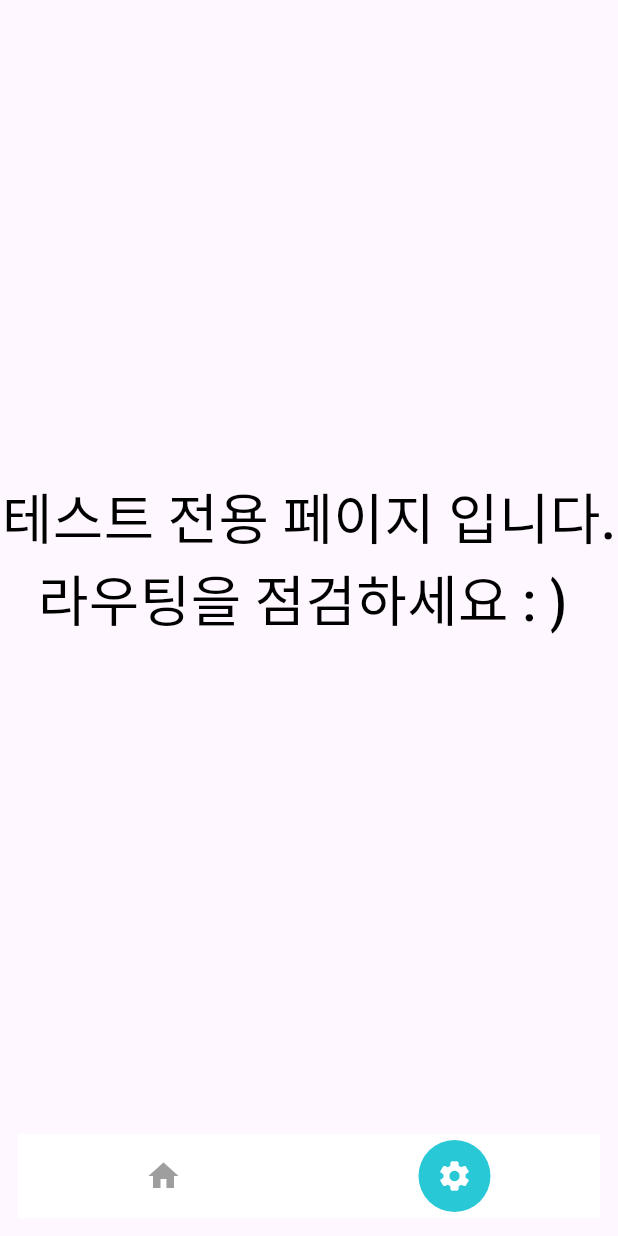
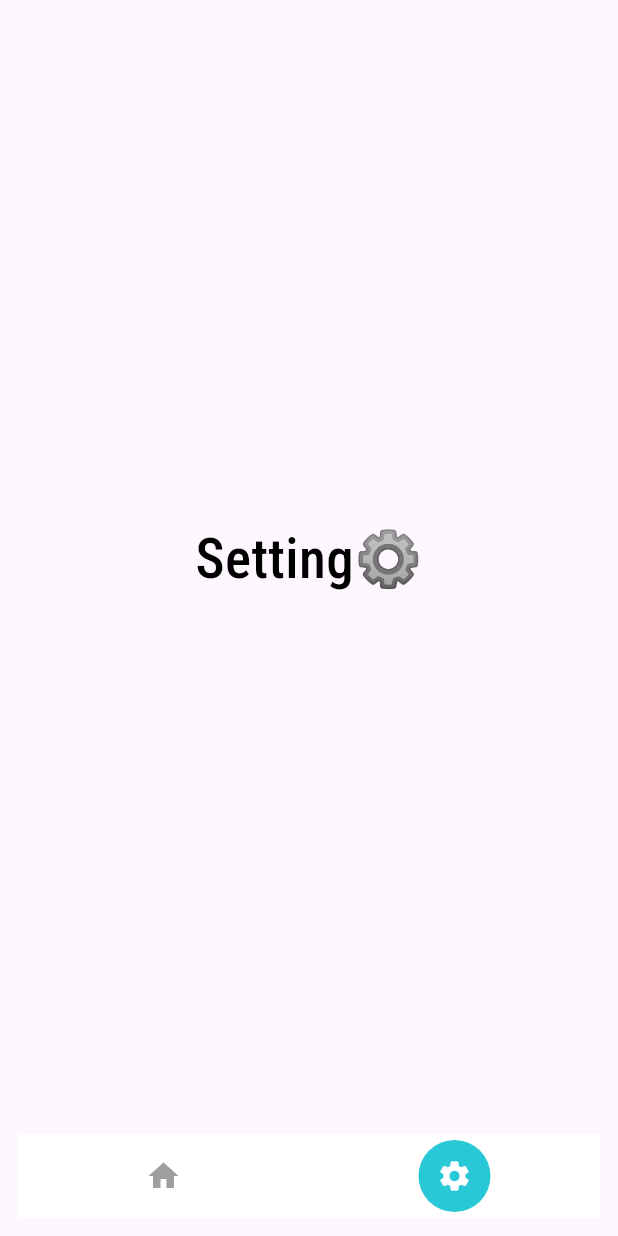
Before and after one commit to wanni29/flutter_practic_picture, a Flutter app: the screen it shows after launch, item 2 of the bottom bar chosen, on a phone screen of 412 x 824 dp. Run offline on Flutter 3.47's test engine with Material 3 defaults, Android fonts, the phone set to English and light mode, and no system bars; drawn by our look-alikes of flutter_snake_navigationbar; our stand-ins replace dio, flutter_riverpod, flutter_screenutil, flutter_secure_storage, font_awesome_flutter, go_router; network calls fail.

Commit message:
go_router 매개변수로 detail페이지 전환하기 배우기 및 블로깅 정리 완료

```diff
--- a/lib/router.dart
+++ b/lib/router.dart
@@ -1,7 +1,9 @@
 import 'package:flutter/material.dart';
 import 'package:flutter_practice_picture/core/app_colors.dart';
+import 'package:flutter_practice_picture/data/models/product.dart';
 import 'package:flutter_practice_picture/screen/practice1/screen/home/home_screen.dart';
-import 'package:flutter_practice_picture/screen/practice1/screen/home/widgets/test_screen.dart';
+import 'package:flutter_practice_picture/screen/practice1/screen/product_detail/product_detail_screen.dart';
+import 'package:flutter_practice_picture/screen/practice1/screen/setting/setting_screen.dart';
 import 'package:flutter_snake_navigationbar/flutter_snake_navigationbar.dart';
 import 'package:go_router/go_router.dart';
 
@@ -28,7 +30,7 @@ final GoRouter router = GoRouter(
               if (index == 0) {
                 context.go('/home');
               } else {
-                context.go('/test');
+                context.go('/setting');
               }
             },
             items: const [
@@ -45,10 +47,18 @@ final GoRouter router = GoRouter(
           builder: (context, state) => const HomeScreen(),
         ),
         GoRoute(
-          path: '/test',
-          builder: (context, state) => const TestScreen(),
+          path: '/setting',
+          builder: (context, state) => const SettingScreen(),
         ),
       ],
     ),
+    GoRoute(
+      path: '/product/detail',
+      builder: (context, state) {
+        // extra로 전달된 객체를 받음
+        final product = state.extra as Product;
+        return ProductDetailScreen(product: product);
+      },
+    ),
   ],
 );
--- a/lib/screen/practice1/screen/home/widgets/test_screen.dart
+++ /dev/null
@@ -1,17 +0,0 @@
-import 'package:flutter/material.dart';
-import 'package:flutter_practice_picture/core/Roboto.dart';
-
-class TestScreen extends StatelessWidget {
-  const TestScreen({super.key});
-
-  @override
-  Widget build(BuildContext context) {
-    return Column(
-      mainAxisAlignment: MainAxisAlignment.center,
-      children: [
-        Text("테스트 전용 페이지 입니다.", style: Roboto.sp32w500),
-        Text("라우팅을 점검하세요 : ) ", style: Roboto.sp32w500)
-      ],
-    );
-  }
-}
--- /dev/null
+++ b/lib/screen/practice1/screen/setting/setting_screen.dart
@@ -0,0 +1,24 @@
+import 'package:flutter/material.dart';
+import 'package:flutter_practice_picture/core/Roboto.dart';
+
+class SettingScreen extends StatelessWidget {
+  const SettingScreen({super.key});
+
+  @override
+  Widget build(BuildContext context) {
+    return Scaffold(
+      body: Center(
+        child: Column(
+          mainAxisAlignment: MainAxisAlignment.center,
+          crossAxisAlignment: CrossAxisAlignment.center,
+          children: [
+            Text(
+              "Setting⚙️",
+              style: Roboto.sp32w500,
+            )
+          ],
+        ),
+      ),
+    );
+  }
+}
```
Also changed, not shown: lib/screen/practice1/screen/home/widgets/home_screen_bottom.dart (+2 -6 lines), lib/screen/practice1/screen/home/widgets/home_screen_bottom_container_regular.dart (+13 -10 lines), lib/screen/practice1/screen/home/widgets/home_screen_bottom_container_small.dart (+19 -11 lines), lib/screen/practice1/screen/product_detail/product_detail_screen.dart (added, +34 -0 lines).
